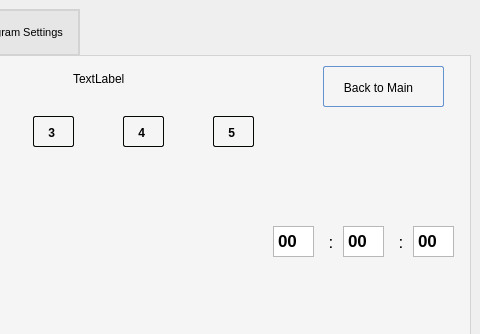
Above: POML060_v1/stageprogram.ui from viniltc/POML060 before the change; both pictures show x 197 to 677 and y 0 to 334 of the 677 by 532 pixel window. Below: the same form after it.
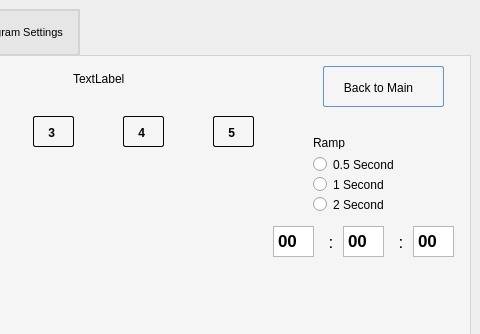
That is the form after the change. Icons and pictures are not drawn. Custom widgets are drawn as their Qt base class.

Commit message: Ramp adjustment option in current settings window

```diff
--- a/POML060_v1/stageprogram.ui
+++ b/POML060_v1/stageprogram.ui
@@ -934,6 +934,58 @@
          <string>Back to Main</string>
         </property>
        </widget>
+       <widget class="QRadioButton" name="radioButton">
+        <property name="geometry">
+         <rect>
+          <x>500</x>
+          <y>120</y>
+          <width>82</width>
+          <height>17</height>
+         </rect>
+        </property>
+        <property name="text">
+         <string>1 Second</string>
+        </property>
+       </widget>
+       <widget class="QRadioButton" name="radioButton_2">
+        <property name="geometry">
+         <rect>
+          <x>500</x>
+          <y>140</y>
+          <width>82</width>
+          <height>17</height>
+         </rect>
+        </property>
+        <property name="text">
+         <string>2 Second</string>
+        </property>
+       </widget>
+       <widget class="QRadioButton" name="radioButton_3">
+        <property name="geometry">
+         <rect>
+          <x>500</x>
+          <y>100</y>
+          <width>82</width>
+          <height>17</height>
+         </rect>
+        </property>
+        <property name="text">
+         <string>0.5 Second</string>
+        </property>
+       </widget>
+       <widget class="QLabel" name="label">
+        <property name="geometry">
+         <rect>
+          <x>500</x>
+          <y>80</y>
+          <width>47</width>
+          <height>13</height>
+         </rect>
+        </property>
+        <property name="text">
+         <string>Ramp</string>
+        </property>
+       </widget>
       </widget>
       <widget class="QWidget" name="tab_3">
        <attribute name="title">
```
The commit also changes 3 other files.
